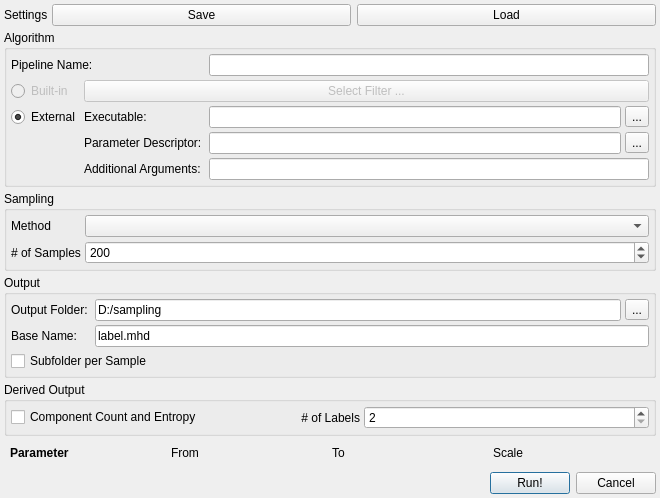
The window that modules/MetaFilters/samplingSettings.ui (3dct/open_iA) describes before a commit, drawn with Qt 5.
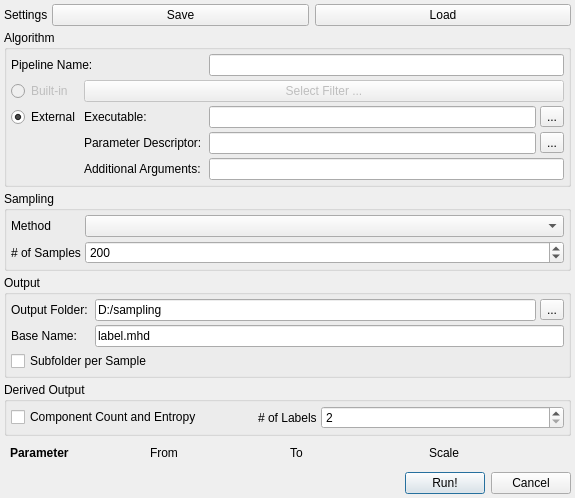
The same window after the commit.

The edit to the form file:
```diff
--- a/modules/MetaFilters/samplingSettings.ui
+++ b/modules/MetaFilters/samplingSettings.ui
@@ -6,7 +6,7 @@
    <rect>
     <x>0</x>
     <y>0</y>
-    <width>660</width>
+    <width>575</width>
     <height>498</height>
    </rect>
   </property>
@@ -286,9 +286,6 @@
         <property name="text">
          <string># of Labels</string>
         </property>
-        <property name="alignment">
-         <set>Qt::AlignRight|Qt::AlignTrailing|Qt::AlignVCenter</set>
-        </property>
        </widget>
       </item>
       <item row="0" column="0">
```
